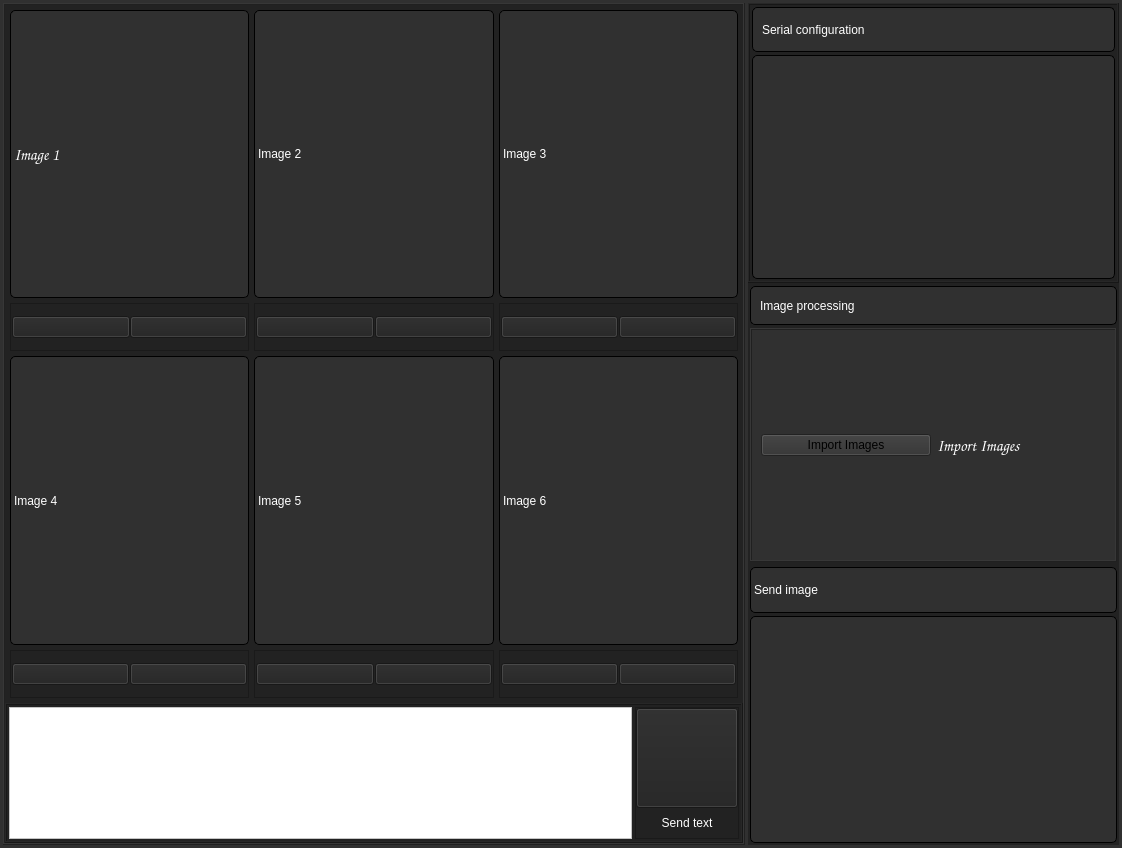
Qt form Python_Interface/Desing.ui (Pybarguen/PIC_8Bit_Usb_ImageData) before a commit.
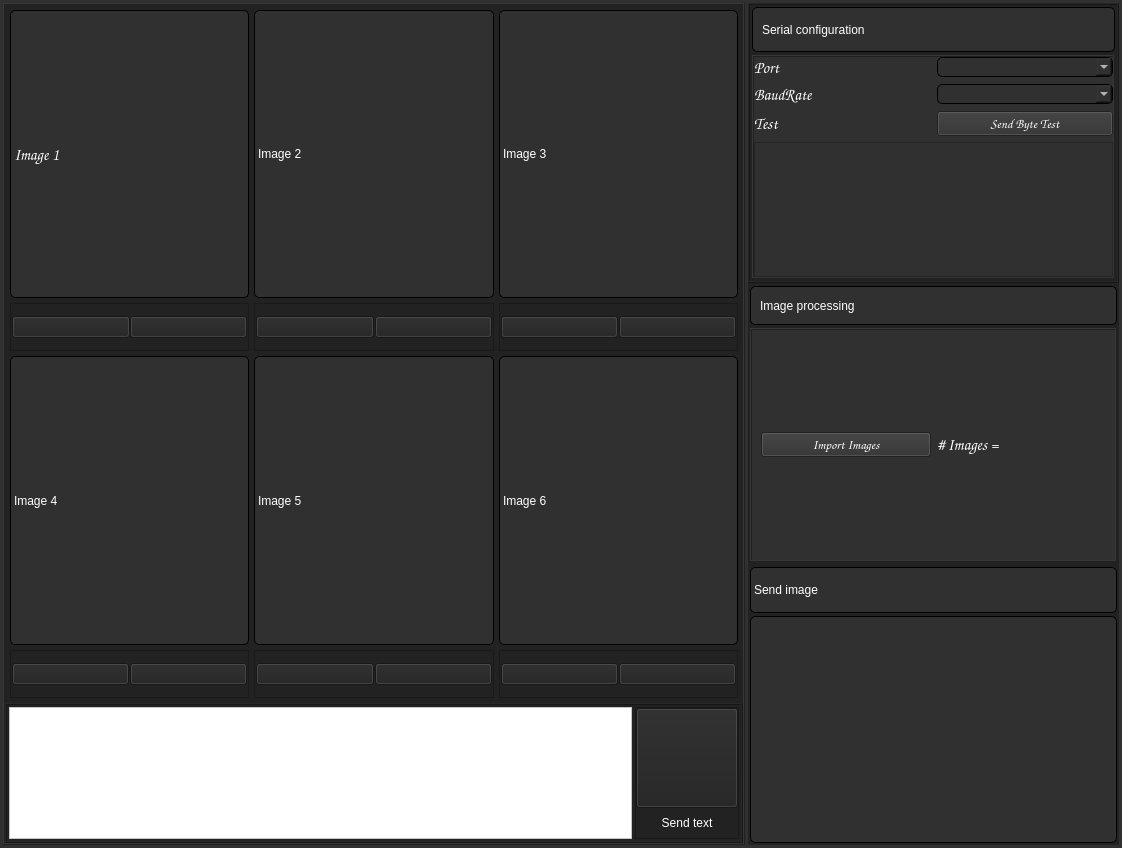
The same form after that commit. Icons and pictures are not drawn.

Commit message: feat : Se ha añadido funcionalidades en la interfaz para la selección del puerto y la velocidad de comunicación entre el hardware de lectura y escritura de la memoria

What changed in the file:
```diff
--- a/Python_Interface/Desing.ui
+++ b/Python_Interface/Desing.ui
@@ -752,9 +752,7 @@
           <item>
            <widget class="QFrame" name="frame_6">
             <property name="styleSheet">
-             <string notr="true">border: 1px solid black;
-border-radius: 5px;
-background-color: rgb(48, 48, 48);</string>
+             <string notr="true">background-color: rgb(48, 48, 48);</string>
             </property>
             <property name="frameShape">
              <enum>QFrame::Box</enum>
@@ -762,6 +760,139 @@
             <property name="frameShadow">
              <enum>QFrame::Raised</enum>
             </property>
+            <layout class="QVBoxLayout" name="verticalLayout_7" stretch="5,1">
+             <property name="leftMargin">
+              <number>0</number>
+             </property>
+             <property name="topMargin">
+              <number>0</number>
+             </property>
+             <property name="rightMargin">
+              <number>0</number>
+             </property>
+             <property name="bottomMargin">
+              <number>0</number>
+             </property>
+             <item>
+              <layout class="QGridLayout" name="gridLayout_4">
+               <item row="1" column="0">
+                <widget class="QLabel" name="Baud_Rate_Label">
+                 <property name="font">
+                  <font>
+                   <family>Comic Sans MS</family>
+                   <pointsize>12</pointsize>
+                  </font>
+                 </property>
+                 <property name="styleSheet">
+                  <string notr="true">border: none;
+color: rgb(255, 255, 255);</string>
+                 </property>
+                 <property name="text">
+                  <string>BaudRate</string>
+                 </property>
+                </widget>
+               </item>
+               <item row="2" column="1">
+                <widget class="QPushButton" name="Send_Test_Button">
+                 <property name="font">
+                  <font>
+                   <family>Comic Sans MS</family>
+                   <pointsize>10</pointsize>
+                  </font>
+                 </property>
+                 <property name="styleSheet">
+                  <string notr="true">background-color: rgb(48, 48, 48);
+color: rgb(255, 255, 255);</string>
+                 </property>
+                 <property name="text">
+                  <string>Send Byte Test</string>
+                 </property>
+                </widget>
+               </item>
+               <item row="2" column="0">
+                <widget class="QLabel" name="Test_Label_Communication">
+                 <property name="font">
+                  <font>
+                   <family>Comic Sans MS</family>
+                   <pointsize>12</pointsize>
+                  </font>
+                 </property>
+                 <property name="styleSheet">
+                  <string notr="true">border: none;
+color: rgb(255, 255, 255);</string>
+                 </property>
+                 <property name="text">
+                  <string>Test</string>
+                 </property>
+                </widget>
+               </item>
+               <item row="0" column="0">
+                <widget class="QLabel" name="Port_Label">
+                 <property name="font">
+                  <font>
+                   <family>Comic Sans MS</family>
+                   <pointsize>12</pointsize>
+                  </font>
+                 </property>
+                 <property name="styleSheet">
+                  <string notr="true">border: none;
+color: rgb(255, 255, 255);</string>
+                 </property>
+                 <property name="text">
+                  <string>Port</string>
+                 </property>
+                </widget>
+               </item>
+               <item row="1" column="1">
+                <widget class="QComboBox" name="ComboBox_BaudRate">
+                 <property name="font">
+                  <font>
+                   <family>Comic Sans MS</family>
+                  </font>
+                 </property>
+                 <property name="styleSheet">
+                  <string notr="true">border: 1px solid black;
+border-radius: 5px;
+color: rgb(255, 255, 255);</string>
+                 </property>
+                 <property name="maxVisibleItems">
+                  <number>7</number>
+                 </property>
+                </widget>
+               </item>
+               <item row="0" column="1">
+                <widget class="QComboBox" name="ComboBox_Port">
+                 <property name="font">
+                  <font>
+                   <family>Comic Sans MS</family>
+                  </font>
+                 </property>
+                 <property name="styleSheet">
+                  <string notr="true">border: 1px solid black;
+border-radius: 5px;
+color: rgb(255, 255, 255);</string>
+                 </property>
+                 <property name="editable">
+                  <bool>false</bool>
+                 </property>
+                 <property name="maxVisibleItems">
+                  <number>7</number>
+                 </property>
+                </widget>
+               </item>
+              </layout>
+             </item>
+             <item>
+              <widget class="QFrame" name="frame_12">
+               <property name="frameShape">
+                <enum>QFrame::StyledPanel</enum>
+               </property>
+               <property name="frameShadow">
+                <enum>QFrame::Raised</enum>
+               </property>
+              </widget>
+             </item>
+            </layout>
            </widget>
           </item>
          </layout>
@@ -859,6 +990,15 @@
               <layout class="QGridLayout" name="gridLayout_2">
                <item row="0" column="0">
                 <widget class="QPushButton" name="Import_Image_button">
+                 <property name="font">
+                  <font>
+                   <family>Comic Sans MS</family>
+                   <pointsize>10</pointsize>
+                  </font>
+                 </property>
+                 <property name="styleSheet">
+                  <string notr="true">color: rgb(255, 255, 255);</string>
+                 </property>
                  <property name="text">
                   <string>Import Images</string>
                  </property>
@@ -878,7 +1018,7 @@
                 <string notr="true">color: rgb(255, 255, 255);</string>
                </property>
                <property name="text">
-                <string>Import Images</string>
+                <string># Images = </string>
                </property>
               </widget>
              </item>
```
The commit also changes 2 other files.
